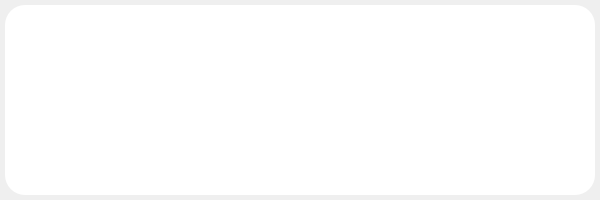
Old version of the form qt/mainwindow.ui in the repository rgoomes/Launcher.
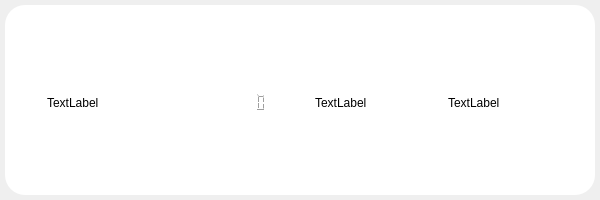
New version of the form.

The edit to the form file:
```diff
--- a/qt/mainwindow.ui
+++ b/qt/mainwindow.ui
@@ -72,7 +72,70 @@
           </widget>
          </item>
          <item>
-          <widget class="QFrame" name="results"/>
+          <widget class="QFrame" name="results">
+           <layout class="QVBoxLayout" name="verticalLayout_3">
+            <item>
+             <widget class="QWidget" name="widget" native="true">
+              <property name="minimumSize">
+               <size>
+                <width>552</width>
+                <height>0</height>
+               </size>
+              </property>
+              <property name="maximumSize">
+               <size>
+                <width>16777215</width>
+                <height>45</height>
+               </size>
+              </property>
+              <widget class="QWidget" name="horizontalLayoutWidget">
+               <property name="geometry">
+                <rect>
+                 <x>9</x>
+                 <y>-1</y>
+                 <width>551</width>
+                 <height>41</height>
+                </rect>
+               </property>
+               <layout class="QHBoxLayout" name="horizontalLayout">
+                <item>
+                 <widget class="QLabel" name="label_2">
+                  <property name="text">
+                   <string>TextLabel</string>
+                  </property>
+                 </widget>
+                </item>
+                <item>
+                 <widget class="QLCDNumber" name="lcdNumber"/>
+                </item>
+                <item>
+                 <widget class="QLabel" name="label_3">
+                  <property name="text">
+                   <string>TextLabel</string>
+                  </property>
+                 </widget>
+                </item>
+                <item>
+                 <widget class="QLabel" name="label">
+                  <property name="text">
+                   <string>TextLabel</string>
+                  </property>
+                 </widget>
+                </item>
+               </layout>
+              </widget>
+              <zorder>widget_2</zorder>
+              <zorder>horizontalLayoutWidget</zorder>
+             </widget>
+            </item>
+            <item>
+             <widget class="QWidget" name="widget_2" native="true">
+              <zorder>widget</zorder>
+              <zorder>widget</zorder>
+             </widget>
+            </item>
+           </layout>
+          </widget>
          </item>
         </layout>
        </item>
```
